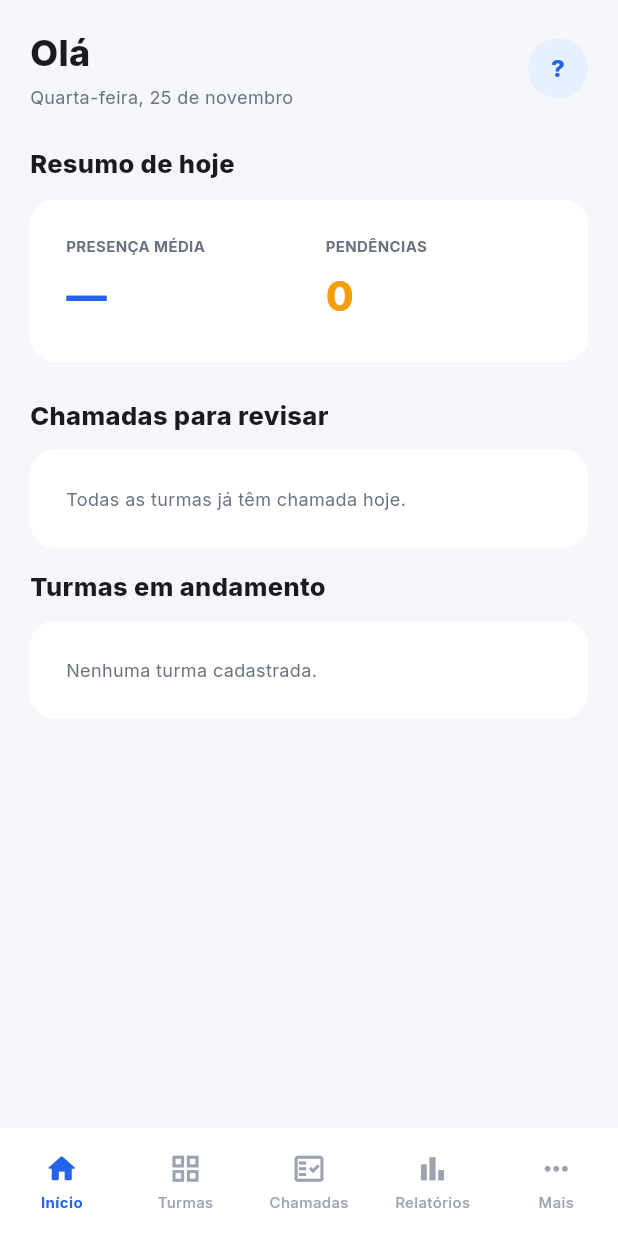
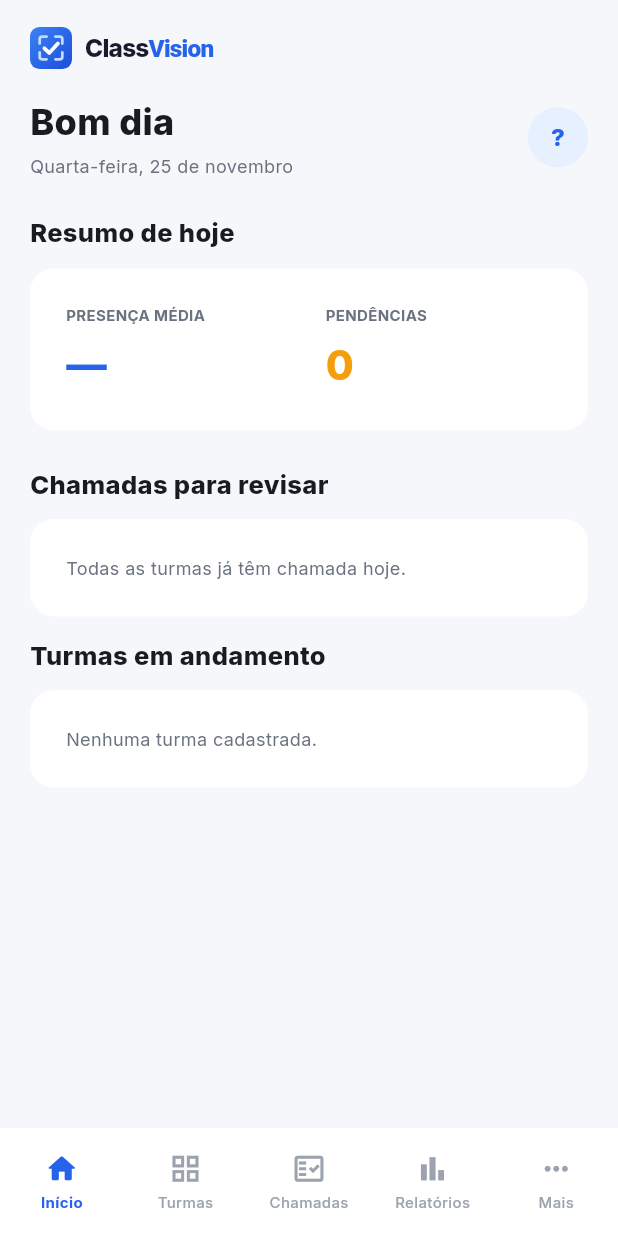
Before and after one commit to classvision-construcao-sistemas/mobile-app, a Flutter app: the _MainShellContent screen opened directly, on a phone screen of 412 x 824 dp. Run offline on Flutter 3.47's test engine with Material 3 defaults, Android fonts, the phone set to English and light mode, and no system bars; our stand-ins replace camera, google_fonts, image_picker; accounts and stored records are empty; project files that could hold a hidden picture were left out.

Commit message:
feat: logo do ClassVision em todo o app
Nova marca (enquadramento da câmera com o check da presença), desenhada em
design/brand/classvision-icon.svg e reproduzida em código no widget
ClassVisionMark/ClassVisionLogo:

- Ícones do Android (com ícone adaptativo), iOS, macOS, Windows e web
  (favicon, PWA e versão "maskable").
- Logo na tela de login, na barra lateral e no topo da tela inicial do
  celular; nome "ClassVision" no Android, iOS, Windows, Linux e no título
  e manifesto da versão web.
- Saudação da tela inicial segue a hora (bom dia / boa tarde / boa noite)
  no celular e no computador.

Co-Authored-By: Claude Opus 5.5 <noreply@anthropic.com>
Claude-Session: https://claude.ai/code/session_01Tbckd227QtXxyHjd4voTwT

```diff
--- a/lib/core/widgets/classvision_logo.dart
+++ b/lib/core/widgets/classvision_logo.dart
@@ -2,36 +2,68 @@ import 'package:flutter/material.dart';
 
 import '../theme/app_colors.dart';
 
+/// Marca do ClassVision: o enquadramento da câmera (cantos) com o "check"
+/// da presença confirmada. É o mesmo desenho de `design/brand/
+/// classvision-icon.svg`, usado nos ícones do app, do site e do favicon.
+class ClassVisionMark extends StatelessWidget {
+  const ClassVisionMark({super.key, this.size = 40});
+
+  final double size;
+
+  @override
+  Widget build(BuildContext context) => SizedBox.square(
+    dimension: size,
+    child: const CustomPaint(painter: _MarkPainter()),
+  );
+}
+
+/// Marca + nome "ClassVision".
 class ClassVisionLogo extends StatelessWidget {
-  const ClassVisionLogo({super.key, this.onDark = false, this.compact = false});
+  const ClassVisionLogo({
+    super.key,
+    this.onDark = false,
+    this.compact = false,
+    this.size,
+  });
 
   final bool onDark;
   final bool compact;
 
+  /// Altura da marca; o texto acompanha a proporção.
+  final double? size;
+
   @override
-  Widget build(BuildContext context) => Row(
+  Widget build(BuildContext context) {
+    final mark = size ?? (compact ? 34.0 : 38.0);
+    return Semantics(
+      label: 'ClassVision',
+      excludeSemantics: true,
+      child: Row(
         mainAxisSize: MainAxisSize.min,
         children: [
-      Container(
-        width: compact ? 34 : 38,
-        height: compact ? 34 : 38,
-        alignment: Alignment.center,
-        decoration: BoxDecoration(
-          color: AppColors.primary,
-          borderRadius: BorderRadius.circular(11),
-        ),
-        child: const Icon(Icons.add_rounded, color: Colors.white, size: 25),
-      ),
-      const SizedBox(width: 12),
+          ClassVisionMark(size: mark),
+          SizedBox(width: mark * .32),
           Flexible(
             child: FittedBox(
               fit: BoxFit.scaleDown,
               alignment: Alignment.centerLeft,
-          child: Text(
-            'ClassVision',
+              child: Text.rich(
+                TextSpan(
+                  children: [
+                    const TextSpan(text: 'Class'),
+                    TextSpan(
+                      text: 'Vision',
+                      style: TextStyle(
+                        color: onDark
+                            ? AppColors.primaryLight
+                            : AppColors.primary,
+                      ),
+                    ),
+                  ],
+                ),
                 style: TextStyle(
                   color: onDark ? Colors.white : AppColors.textPrimary,
-              fontSize: compact ? 19 : 22,
+                  fontSize: mark * .58,
                   fontWeight: FontWeight.w800,
                   letterSpacing: -.5,
                 ),
@@ -39,5 +71,78 @@ class ClassVisionLogo extends StatelessWidget {
             ),
           ),
         ],
+      ),
     );
   }
+}
+
+class _MarkPainter extends CustomPainter {
+  const _MarkPainter();
+
+  @override
+  void paint(Canvas canvas, Size size) {
+    // Coordenadas do SVG original (512 × 512).
+    final scale = size.shortestSide / 512;
+    canvas.scale(scale);
+
+    const rect = Rect.fromLTWH(0, 0, 512, 512);
+    canvas.drawRRect(
+      RRect.fromRectAndRadius(rect, const Radius.circular(116)),
+      Paint()
+        ..shader = const LinearGradient(
+          begin: Alignment.topLeft,
+          end: Alignment.bottomRight,
+          colors: [Color(0xFF3B82F6), Color(0xFF1D4ED8)],
+        ).createShader(rect),
+    );
+
+    final stroke = Paint()
+      ..style = PaintingStyle.stroke
+      ..strokeCap = StrokeCap.round
+      ..strokeJoin = StrokeJoin.round;
+
+    stroke
+      ..color = const Color(0xFFBFDBFE)
+      ..strokeWidth = 34;
+    for (final corner in _corners) {
+      canvas.drawPath(corner, stroke);
+    }
+
+    stroke
+      ..color = Colors.white
+      ..strokeWidth = 46;
+    canvas.drawPath(
+      Path()
+        ..moveTo(176, 260)
+        ..lineTo(234, 316)
+        ..lineTo(340, 200),
+      stroke,
+    );
+  }
+
+  static final _corners = [
+    Path()
+      ..moveTo(118, 202)
+      ..lineTo(118, 148)
+      ..quadraticBezierTo(118, 118, 148, 118)
+      ..lineTo(202, 118),
+    Path()
+      ..moveTo(310, 118)
+      ..lineTo(364, 118)
+      ..quadraticBezierTo(394, 118, 394, 148)
+      ..lineTo(394, 202),
+    Path()
+      ..moveTo(394, 310)
+      ..lineTo(394, 364)
+      ..quadraticBezierTo(394, 394, 364, 394)
+      ..lineTo(310, 394),
+    Path()
+      ..moveTo(202, 394)
+      ..lineTo(148, 394)
+      ..quadraticBezierTo(118, 394, 118, 364)
+      ..lineTo(118, 310),
+  ];
+
+  @override
+  bool shouldRepaint(_MarkPainter oldDelegate) => false;
+}
--- a/lib/features/home/view/home_page.dart
+++ b/lib/features/home/view/home_page.dart
@@ -3,6 +3,7 @@ import 'package:provider/provider.dart';
 
 import '../../../core/theme/app_colors.dart';
 import '../../../core/widgets/admin_cards.dart';
+import '../../../core/widgets/classvision_logo.dart';
 import '../../../data/models/school_models.dart';
 import '../../../data/repositories/auth_repository.dart';
 import '../../../data/repositories/school_repository.dart';
@@ -162,6 +163,19 @@ const _months = [
   'dezembro',
 ];
 
+/// "Bom dia", "Boa tarde" ou "Boa noite" conforme a hora, com o nome.
+String homeGreeting(String name, [DateTime? now]) {
+  final hour = (now ?? DateTime.now()).hour;
+  final greeting = hour < 5
+      ? 'Boa noite'
+      : hour < 12
+      ? 'Bom dia'
+      : hour < 18
+      ? 'Boa tarde'
+      : 'Boa noite';
+  return name.isEmpty ? greeting : '$greeting, $name';
+}
+
 String _longDate(DateTime date) =>
     '${_weekdays[date.weekday - 1]}, ${date.day} de ${_months[date.month - 1]}';
 
@@ -215,7 +229,7 @@ class _DesktopDashboard extends StatelessWidget {
               crossAxisAlignment: CrossAxisAlignment.start,
               children: [
                 Text(
-                  userName.isEmpty ? 'Bom dia' : 'Bom dia, $userName',
+                  homeGreeting(userName, summary.now),
                   style: const TextStyle(
                     fontSize: 28,
                     fontWeight: FontWeight.w800,
@@ -348,6 +362,11 @@ class _MobileDashboard extends StatelessWidget {
     key: const PageStorageKey('home-mobile'),
     padding: const EdgeInsets.fromLTRB(20, 18, 20, 28),
     children: [
+      const Align(
+        alignment: Alignment.centerLeft,
+        child: ClassVisionLogo(size: 28),
+      ),
+      const SizedBox(height: 18),
       Row(
         children: [
           Expanded(
@@ -355,7 +374,7 @@ class _MobileDashboard extends StatelessWidget {
               crossAxisAlignment: CrossAxisAlignment.start,
               children: [
                 Text(
-                  userName.isEmpty ? 'Olá' : 'Olá, $userName',
+                  homeGreeting(userName, summary.now),
                   style: const TextStyle(
                     fontSize: 24,
                     fontWeight: FontWeight.w800,
```
Also changed, not shown: lib/features/auth/views/login_page.dart (+2 -17 lines), design/brand/classvision-icon.svg (added), 55 other files. Lines whose indentation alone changed are shown as unchanged.
